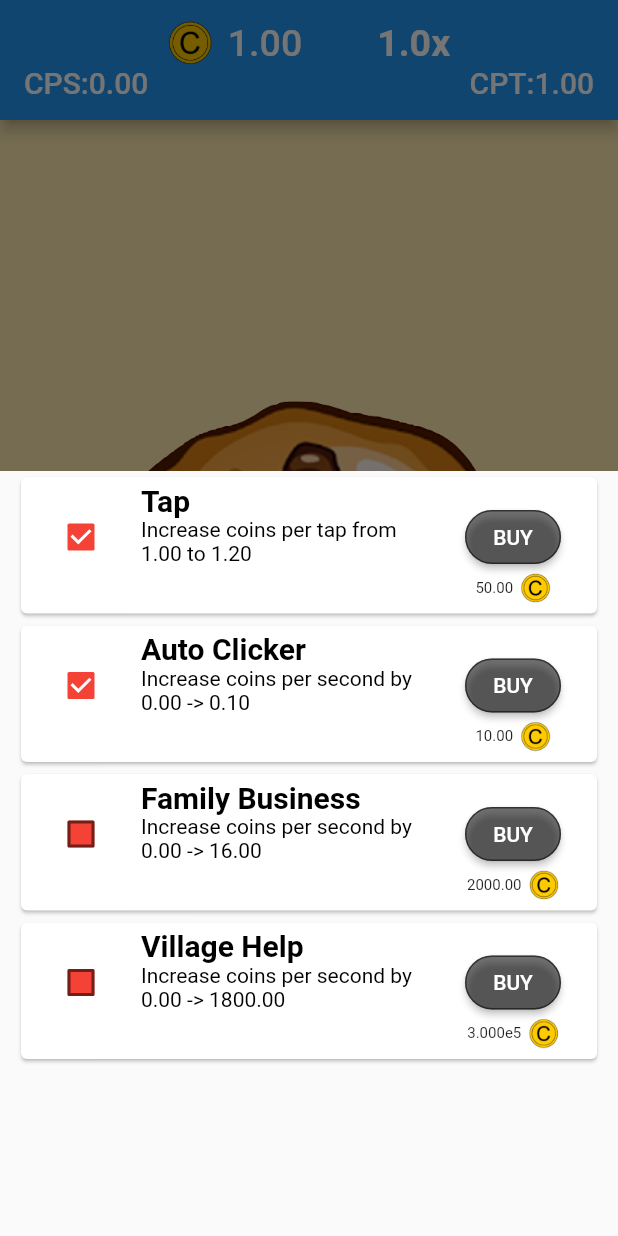
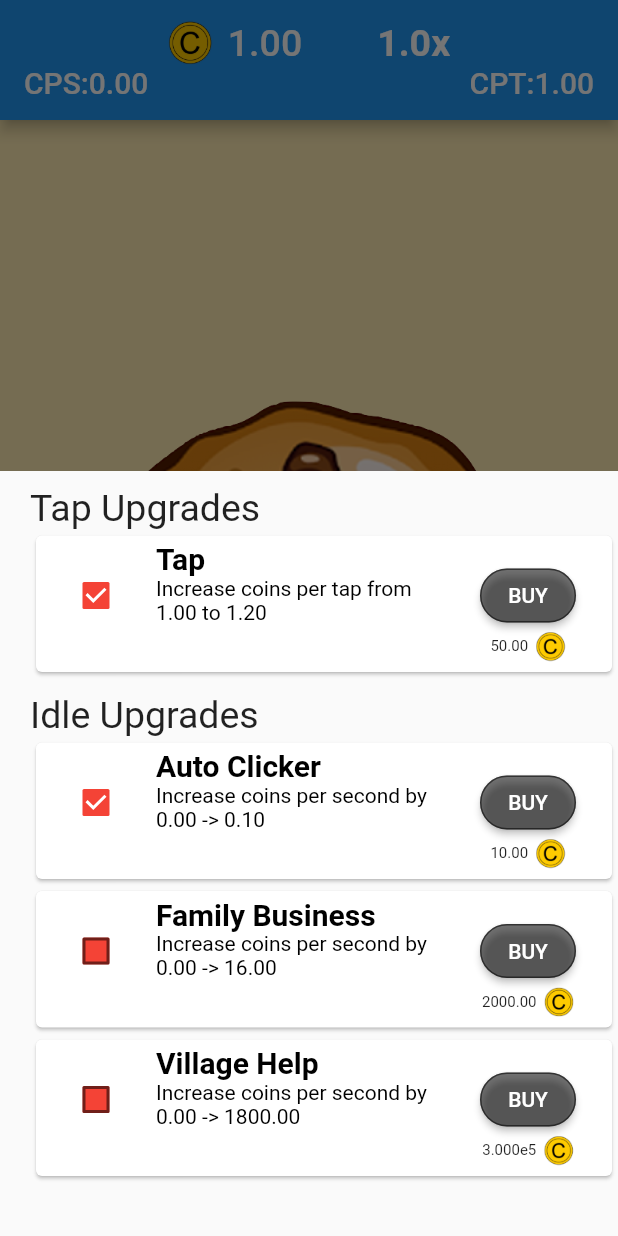
Before and after one commit to KidProf/ordinary-idle, a Flutter app: the screen it shows after launch, after a tap on the "more vert" icon, on a phone screen of 412 x 824 dp. Run offline on Flutter 3.47's test engine with Material 2 defaults, Android fonts, the phone set to English and light mode, and no system bars; our stand-ins replace fluttertoast, hive, hive_flutter, native_device_orientation, tuple; missing offline and left inert: restart_app; accounts and stored records are empty.

Commit message:
improved UI for shop details page

```diff
--- a/lib/partials/ShopComponent.dart
+++ b/lib/partials/ShopComponent.dart
@@ -4,6 +4,7 @@ import 'package:ordinary_idle/partials/DetailShop.dart';
 import 'package:ordinary_idle/partials/HotbarShop.dart';
 import 'package:ordinary_idle/util/Money.dart';
 import 'package:ordinary_idle/util/Shops.dart';
+import 'package:ordinary_idle/util/Util.dart';
 
 class ShopComponent extends StatelessWidget {
   final Money pMoney;
@@ -35,13 +36,16 @@ class ShopComponent extends StatelessWidget {
                         return Container(
                           margin: EdgeInsets.fromLTRB(10, 0, 10, 10),
                           height: 500,
-                            child: ListView.builder(
-                              // itemExtent: 100,
+                          child: SingleChildScrollView(
                             scrollDirection: Axis.vertical,
-                              itemCount: pMoney.shops.length,
-                              itemBuilder: (BuildContext context, int i) {
-                                return DetailShop(pMoney, i, vitals);
-                              },
+                            child: Util.WarpBody(
+                              context: context,
+                              children: [
+                                ..._printShops("tap", vitals),
+                                ..._printShops("idle", vitals),
+                              ],
+                              spacing: 0,
+                            ),
                           ),
                         );
                       },
@@ -52,6 +56,15 @@ class ShopComponent extends StatelessWidget {
           ],
           mainAxisAlignment: MainAxisAlignment.spaceAround,
         );
-        });
+      },
+    );
+  }
+
+  List<Widget> _printShops(String type, Map<String, dynamic> vitals) {
+    return [
+      const SizedBox(height: 10),
+      Text(pMoney.shopHeaders[type]!["title"]!, style: TextStyle(fontSize: 25),),
+      ...pMoney.getShopsByType(type).map((int id) => DetailShop(pMoney, id, vitals)),
+    ];
   }
 }
--- a/lib/util/Shops.dart
+++ b/lib/util/Shops.dart
@@ -142,8 +142,21 @@ abstract class Shops {
     ];
   }
 
+  final shopHeaders = {
+    "tap": {
+      "title": "Tap Upgrades",
+    },
+    "idle": {
+      "title": "Idle Upgrades",
+    },
+  };
+
   Shop getShopById(int id) {
     return shops.where((s) => s.id == id).first;
+  }
+
+  List<int> getShopsByType(String type){
+    return shops.where((Shop s)=>s.type==type).map((Shop s)=>s.id).toList();
   }
 
   int getLevelById(int id) {
```
Lines whose indentation alone changed are shown as unchanged.
